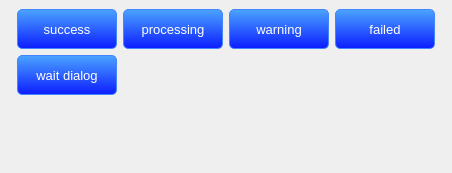
Old version of the form QMFWidgets/example/qmfexamplewidget.ui in the repository mfarhadi92/QMFWidgets.
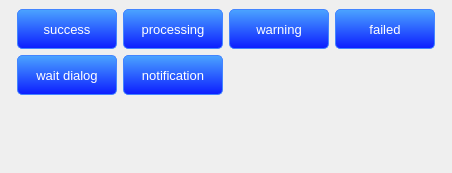
New version of the form. Custom widgets are drawn as their Qt base class.

Commit message:
notification example
push example for notification

```diff
--- a/QMFWidgets/example/qmfexamplewidget.ui
+++ b/QMFWidgets/example/qmfexamplewidget.ui
@@ -160,6 +160,19 @@
           </property>
          </widget>
         </item>
+        <item row="1" column="1">
+         <widget class="QPushButton" name="btn_notification">
+          <property name="minimumSize">
+           <size>
+            <width>100</width>
+            <height>40</height>
+           </size>
+          </property>
+          <property name="text">
+           <string>notification</string>
+          </property>
+         </widget>
+        </item>
        </layout>
       </item>
       <item>
```
The commit also changes 6 other files.
